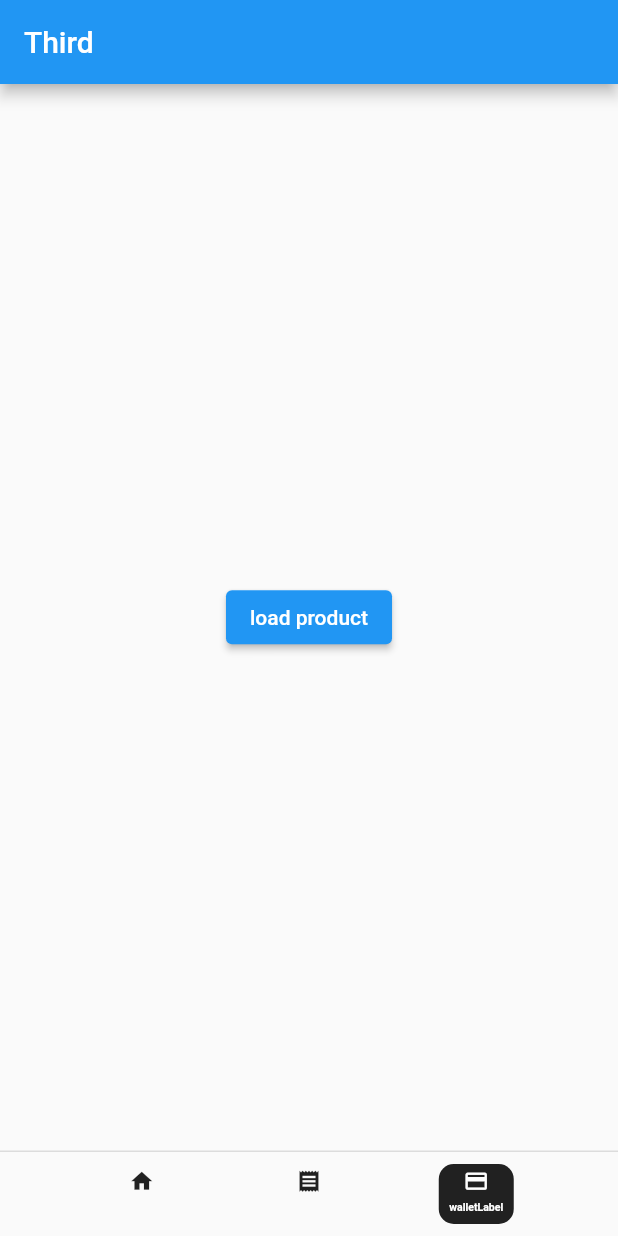
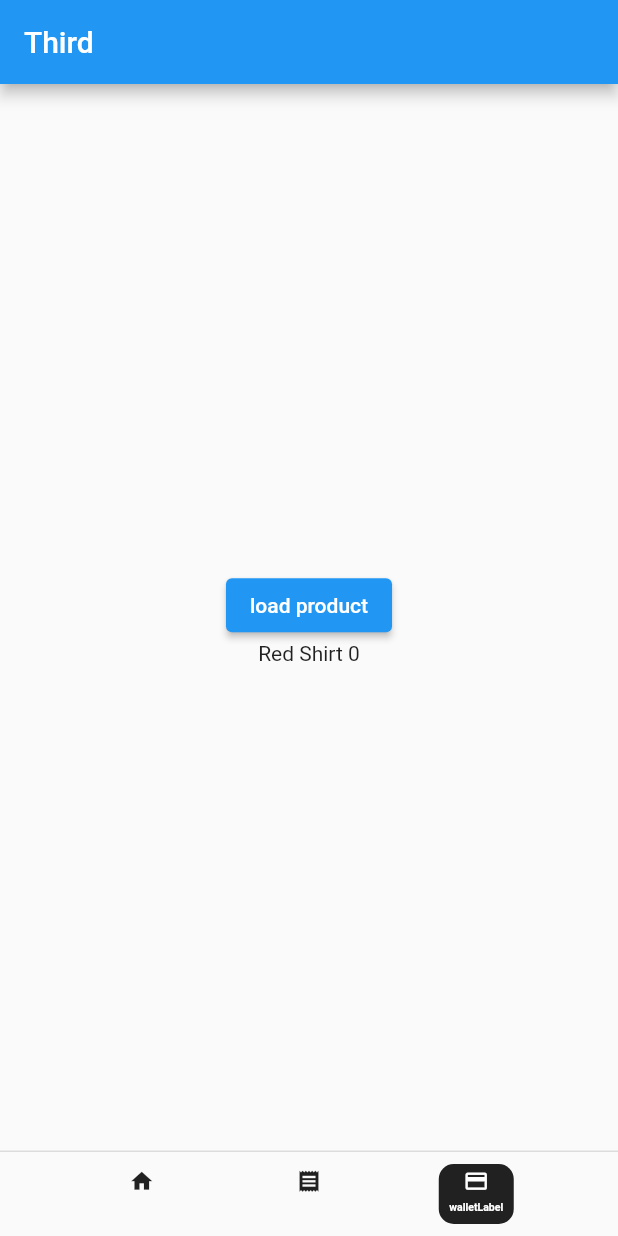
Before and after one commit to hoangdathp99/flutter_test_projecty, a Flutter app: the MyHomePage screen opened directly, swiped to page 3, on a phone screen of 412 x 824 dp. Run offline on Flutter 3.47's test engine with Material 2 defaults, Android fonts, the light colour scheme and no system bars; our stand-ins replace flutter_hooks; network calls fail.

Commit message:
create product Card

```diff
--- a/lib/model/app_state_model.dart
+++ b/lib/model/app_state_model.dart
@@ -29,6 +29,7 @@ class AppStateModel extends foundation.ChangeNotifier {
   }
 
   PageController get controller => _controller;
+  List<Product> get availableProducts => _availableProducts;
   String get productName =>
       _availableProducts.isNotEmpty ? _availableProducts[0].toString() : "";
 }
--- a/lib/model/product.dart
+++ b/lib/model/product.dart
@@ -26,13 +26,17 @@ class Product {
     required this.isFeatured,
     required this.name,
     required this.price,
+    required this.description,
+    required this.imageUrl,
   });
 
   final Category category;
   final int id;
   final bool isFeatured;
   final String name;
-  final int price;
+  final double price;
+  final String description;
+  final String imageUrl;
 
   String get assetName => '$id-0.jpg';
   String get assetPackage => 'shrine_images';
--- a/lib/model/product_repository.dart
+++ b/lib/model/product_repository.dart
@@ -21,9 +21,42 @@ class ProductsRepository {
     Product(
       category: Category.accessories,
       id: 0,
+      description: 'Prepare any meal you want.',
       isFeatured: true,
-      name: 'Vagabond sack',
-      price: 120,
+      name: 'Red Shirt',
+      price: 29.99,
+      imageUrl:
+          'https://cdn.pixabay.com/photo/2016/10/02/22/17/red-t-shirt-1710578_1280.jpg',
+    ),
+    Product(
+      category: Category.accessories,
+      id: 1,
+      isFeatured: true,
+      name: 'Trousers',
+      description: 'Prepare any meal you want.',
+      price: 19.99,
+      imageUrl:
+          'https://upload.wikimedia.org/wikipedia/commons/thumb/e/e8/Trousers%2C_dress_%28AM_1960.022-8%29.jpg/512px-Trousers%2C_dress_%28AM_1960.022-8%29.jpg',
+    ),
+    Product(
+      category: Category.accessories,
+      id: 2,
+      isFeatured: true,
+      name: 'Yellow Scarf',
+      description: 'Prepare any meal you want.',
+      price: 39.99,
+      imageUrl:
+          'https://cdn.alongwalker.co/info/wp-content/uploads/2022/11/11190447/image-400-hinh-anh-anime-nam-nu-sieu-cute-cuc-ngau-dep-nhat-574757ab56022035d4726e6d8942bed2.jpg',
+    ),
+    Product(
+      category: Category.accessories,
+      id: 3,
+      isFeatured: true,
+      description: 'Prepare any meal you want.',
+      name: 'A Pan',
+      price: 49.99,
+      imageUrl:
+          'https://upload.wikimedia.org/wikipedia/commons/thumb/1/14/Cast-Iron-Pan.jpg/1024px-Cast-Iron-Pan.jpg',
     ),
   ];
   static late PageController controller;
@@ -34,9 +67,8 @@ class ProductsRepository {
       return _allProducts.where((p) => p.category == category).toList();
     }
   }
+
   static setController(controller) {
-
-      return controller;
-
+    return controller;
   }
 }
--- a/lib/ui/bottomNavbar/main_page.dart
+++ b/lib/ui/bottomNavbar/main_page.dart
@@ -1,5 +1,7 @@
+import 'package:flutter/foundation.dart';
 import 'package:flutter/material.dart';
 import 'package:flutter_application_1/model/app_state_model.dart';
+import 'package:flutter_application_1/model/product_repository.dart';
 // import 'package:flutter_application_1/navigation/action.dart';
 // import 'package:flutter_application_1/navigation/app_router.dart';
 import 'package:flutter_application_1/navigation/home_navigator.dart';
@@ -12,6 +14,7 @@ import 'package:flutter_application_1/ui/bottomNavbar/bottom_nav_bar.dart';
 // import 'package:flutter_application_1/ui/pageThird/pageThird.dart';
 // import 'package:persistent_bottom_nav_bar/persistent_tab_view.dart';
 import 'package:provider/provider.dart';
+import 'package:flutter_application_1/model/product.dart';
 
 class MyHomePage extends StatefulWidget {
   const MyHomePage({super.key, required this.title});
@@ -25,6 +28,8 @@ class _MyHomePageState extends State<MyHomePage> {
 
   late PageController controller =
       Provider.of<AppStateModel>(context, listen: false).controller;
+  late List<Product> allProduct =
+      Provider.of<AppStateModel>(context, listen: true).availableProducts;
   void _onItemTapped(int index) {
     setState(() {
       _selectedIndex = index;
@@ -35,6 +40,9 @@ class _MyHomePageState extends State<MyHomePage> {
   int _selectedIndex = 0;
   @override
   void initState() {
+    WidgetsBinding.instance.addPostFrameCallback((_) {
+      Provider.of<AppStateModel>(context, listen: false).loadProducts();
+    });
     super.initState();
     // controller =
     print(widget.title);
@@ -93,11 +101,13 @@ class _MyHomePageState extends State<MyHomePage> {
   Widget build(BuildContext context) {
     return Scaffold(
       body: Center(
-        child: PageView(
-          controller: controller,
-          onPageChanged: _onItemTapped,
-          children: _pages(),
-        ),
+        child: Consumer<AppStateModel>(builder: (context, value, child) {
+          return PageView(
+            controller: controller,
+            onPageChanged: _onItemTapped,
+            children: _pages(),
+          );
+        }),
       ),
       persistentFooterButtons: [
         Row(
```
Also changed, not shown: lib/ui/home_page.dart/home_screen.dart (+24 -15 lines), lib/widgets/productCard/product_card.dart (added, +27 -0 lines).
